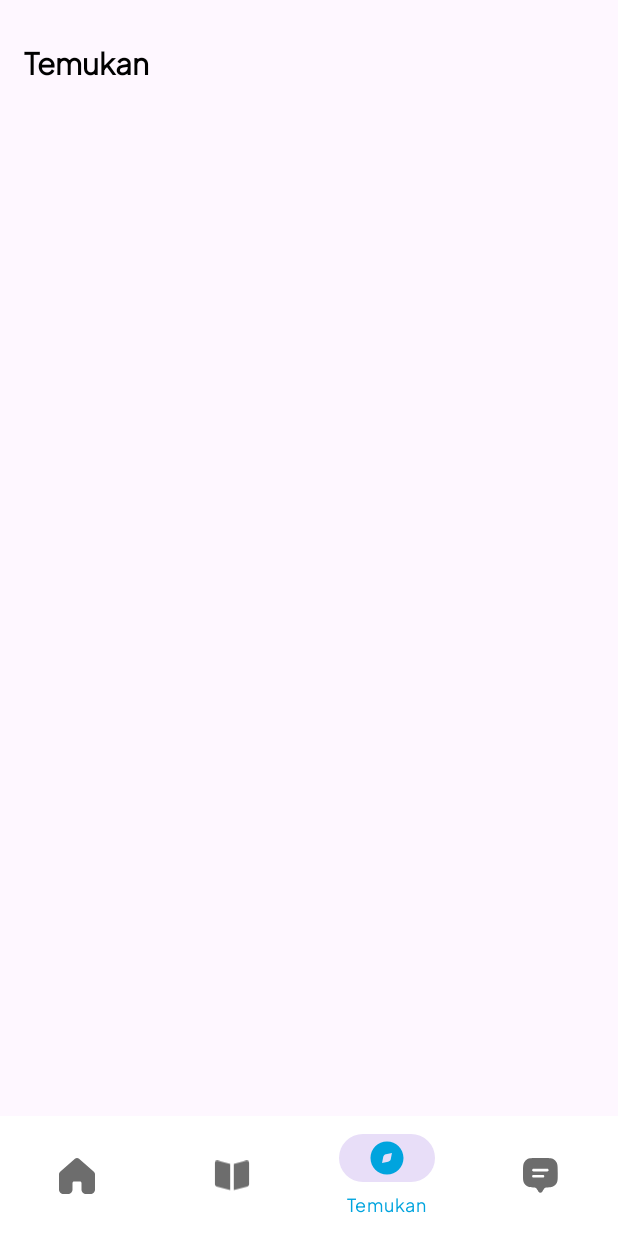
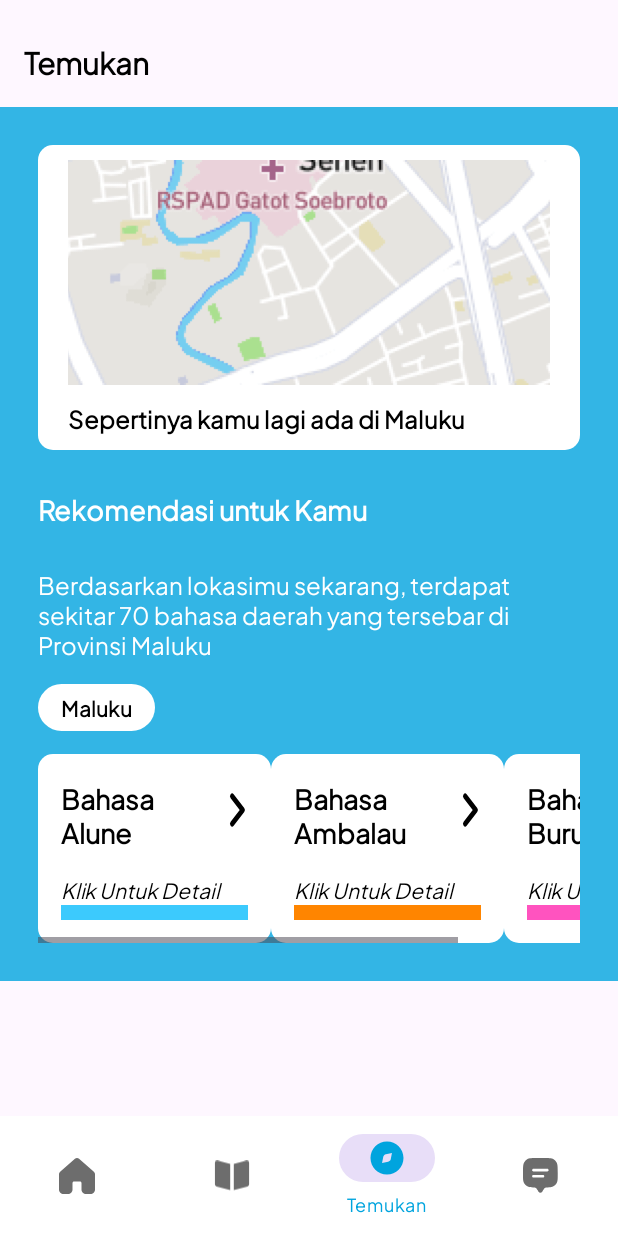
Before and after one commit to Amrin002/Derana, an Android app: the screen it shows after launch (MainActivity), item 3 of the bottom bar chosen, on a phone screen of 412 x 824 dp. Run offline under Robolectric (Android 15) with nearby library versions, the phone set to English and light mode, and no system bars.

Commit message:
blue card done

```diff
--- /dev/null
+++ b/app/src/main/java/com/newderanaindonesia/derana/adapter/AdapterLanguageCard.kt
@@ -0,0 +1,28 @@
+package com.newderanaindonesia.derana.adapter
+
+import android.graphics.Color
+import android.view.LayoutInflater
+import android.view.ViewGroup
+import androidx.recyclerview.widget.RecyclerView
+import com.newderanaindonesia.derana.data.DataLanguageCard
+import com.newderanaindonesia.derana.databinding.ItemBelajarBinding
+import com.newderanaindonesia.derana.databinding.ItemLanguageCardBinding
+
+class AdapterLanguageCard(private val items: List<DataLanguageCard>) : RecyclerView.Adapter<AdapterLanguageCard.ViewLanguageCardHolder>() {
+    class ViewLanguageCardHolder(val binding: ItemLanguageCardBinding) : RecyclerView.ViewHolder(binding.root)
+
+    override fun onCreateViewHolder(parent: ViewGroup, viewType: Int): ViewLanguageCardHolder {
+        val binding = ItemLanguageCardBinding.inflate(LayoutInflater.from(parent.context))
+        return ViewLanguageCardHolder(binding)
+    }
+
+    override fun onBindViewHolder(holder: ViewLanguageCardHolder, position: Int) {
+        val item = items[position]
+        with(holder.binding){
+            languageName.text = item.languageName
+            color.setBackgroundColor(item.color)
+        }
+    }
+
+    override fun getItemCount() = items.size
+}
--- /dev/null
+++ b/app/src/main/java/com/newderanaindonesia/derana/data/DataLanguageCard.kt
@@ -0,0 +1,6 @@
+package com.newderanaindonesia.derana.data
+
+data class DataLanguageCard(
+    val languageName: String,
+    val color: Int
+)
--- a/app/src/main/java/com/newderanaindonesia/derana/fragments/DiscoverFragment.kt
+++ b/app/src/main/java/com/newderanaindonesia/derana/fragments/DiscoverFragment.kt
@@ -1,10 +1,19 @@
 package com.newderanaindonesia.derana.fragments
 
+import android.content.Context
+import android.graphics.Color
+import android.graphics.drawable.GradientDrawable
 import android.os.Bundle
 import androidx.fragment.app.Fragment
 import android.view.LayoutInflater
 import android.view.View
 import android.view.ViewGroup
+import android.widget.FrameLayout
+import androidx.core.content.ContextCompat
+import androidx.recyclerview.widget.LinearLayoutManager
+import androidx.recyclerview.widget.RecyclerView
+import com.newderanaindonesia.derana.adapter.AdapterLanguageCard
+import com.newderanaindonesia.derana.data.DataLanguageCard
 import com.newderanaindonesia.derana.databinding.FragmentDiscoverBinding
 
 class DiscoverFragment : Fragment() {
@@ -12,16 +21,34 @@ class DiscoverFragment : Fragment() {
     private var _binding: FragmentDiscoverBinding? = null
     private val binding get() = _binding!!
 
+
     override fun onCreateView(
         inflater: LayoutInflater, container: ViewGroup?,
         savedInstanceState: Bundle?
+
     ): View? {
         _binding = FragmentDiscoverBinding.inflate(inflater, container, false)
         return binding.root
+    }
+
+    override fun onViewCreated(view: View, savedInstanceState: Bundle?) {
+        super.onViewCreated(view, savedInstanceState)
+        val languageItems = listOf(
+            DataLanguageCard("Bahasa Alune", Color.parseColor("#3CCAFD")),
+            DataLanguageCard("Bahasa Ambalau", Color.parseColor("#FF8500")),
+             DataLanguageCard("Bahasa Buru", Color.parseColor("#FF53BF"))
+        )
+
+        val adapter = AdapterLanguageCard(languageItems)
+        binding.rvLanguage.layoutManager = LinearLayoutManager(requireContext(), LinearLayoutManager.HORIZONTAL, false)
+        binding.rvLanguage.adapter = adapter
+
     }
 
     override fun onDestroyView() {
         super.onDestroyView()
         _binding = null
     }
+
+
 }
--- /dev/null
+++ b/app/src/main/res/drawable/arrowleft_black.xml
@@ -0,0 +1,13 @@
+<vector xmlns:android="http://schemas.android.com/apk/res/android"
+    android:width="40dp"
+    android:height="40dp"
+    android:viewportWidth="26"
+    android:viewportHeight="20">
+    <path
+        android:pathData="M9.167,15.583L13.75,11L9.167,6.417"
+        android:strokeLineJoin="round"
+        android:strokeWidth="1.83333"
+        android:fillColor="#00000000"
+        android:strokeColor="#000000"
+        android:strokeLineCap="round"/>
+</vector>
--- /dev/null
+++ b/app/src/main/res/drawable/button_rounded.xml
@@ -0,0 +1,5 @@
+<?xml version="1.0" encoding="utf-8"?>
+<shape xmlns:android="http://schemas.android.com/apk/res/android">
+    <solid android:color="@android:color/white"/>
+    <corners android:radius="40dp"/>
+</shape>
--- a/app/src/main/res/layout/fragment_discover.xml
+++ b/app/src/main/res/layout/fragment_discover.xml
@@ -1,5 +1,6 @@
 <?xml version="1.0" encoding="utf-8"?>
 <ScrollView xmlns:android="http://schemas.android.com/apk/res/android"
+    xmlns:tools="http://schemas.android.com/tools"
     android:layout_width="match_parent"
     android:layout_height="match_parent">
 
@@ -15,18 +16,94 @@
             android:textStyle="bold"
             android:layout_marginTop="10dp"
             android:padding="16dp"/>
-
+        <!-- BLUE CONTAINER -->
         <FrameLayout
             android:layout_width="match_parent"
             android:layout_height="wrap_content"
-            android:background="@android:color/holo_blue_light">
-
-            <FrameLayout
+            android:background="@android:color/holo_blue_light"
+            android:padding="25dp">
+            <LinearLayout
                 android:layout_width="match_parent"
-                android:layout_height="wrap_content">
+                android:layout_height="wrap_content"
+                android:orientation="vertical">
+                <!-- MAP CONTAINER -->
+                <FrameLayout
+                    android:layout_width="match_parent"
+                    android:layout_height="wrap_content"
+                    android:paddingHorizontal="20dp"
+                    android:paddingVertical="10dp"
+                    android:background="@drawable/all_rounded_background"
+                    tools:ignore="UselessParent">
+                    <LinearLayout
+                        android:layout_width="match_parent"
+                        android:layout_height="wrap_content"
+                        android:orientation="vertical"
+                        tools:ignore="UselessParent">
+                        <ImageView
+                            android:layout_width="match_parent"
+                            android:layout_height="150dp"
+                            android:src="@drawable/basemap"
+                            android:contentDescription="asdasd"
+                            android:scaleType="centerCrop" />
+                        <TextView
+                            android:layout_width="wrap_content"
+                            android:layout_height="wrap_content"
+                            android:text="Sepertinya kamu lagi ada di Maluku"
+                            android:textSize="16sp"
+                            android:textStyle="bold"
+                            android:layout_marginTop="10dp"
+                            android:textColor="@color/black"/>
+                    </LinearLayout>
+                </FrameLayout>
+                <TextView
+                    android:layout_width="match_parent"
+                    android:layout_height="wrap_content"
+                    android:text="Rekomendasi untuk Kamu"
+                    android:textStyle="bold"
+                    android:textSize="18sp"
+                    android:textColor="@color/white"
+                    android:layout_marginVertical="25dp"/>
+                <TextView
+                    android:layout_width="match_parent"
+                    android:layout_height="wrap_content"
+                    android:text="Berdasarkan lokasimu sekarang, terdapat sekitar 70 bahasa daerah yang tersebar di Provinsi Maluku"
+                    android:textStyle="normal"
+                    android:textSize="16sp"
+                    android:textColor="@color/white" />
+                <FrameLayout
+                    android:layout_width="wrap_content"
+                    android:layout_height="wrap_content"
+                    android:paddingVertical="5dp"
+                    android:paddingHorizontal="15dp"
+                    android:background="@drawable/button_rounded"
+                    android:layout_marginVertical="15dp">
+                    <TextView
+                        android:layout_width="match_parent"
+                        android:layout_height="wrap_content"
+                        android:text="Maluku"
+                        android:textStyle="bold"/>
+                </FrameLayout>
 
 
-            </FrameLayout>
+                <!-- LANGUAGE LIST -->
+                <HorizontalScrollView
+                    android:layout_width="match_parent"
+                    android:layout_height="wrap_content">
+                    <LinearLayout
+                        android:layout_width="wrap_content"
+                        android:layout_height="wrap_content"
+                        android:orientation="horizontal">
+
+                        <!-- CARD 1 -->
+                        <androidx.recyclerview.widget.RecyclerView
+                            android:layout_width="wrap_content"
+                            android:layout_height="match_parent"
+                            android:id="@+id/rvLanguage"/>
+
+
+                    </LinearLayout>
+                </HorizontalScrollView>
+            </LinearLayout>
         </FrameLayout>
 
     </LinearLayout>
--- /dev/null
+++ b/app/src/main/res/layout/item_language_card.xml
@@ -0,0 +1,51 @@
+<?xml version="1.0" encoding="utf-8"?>
+<LinearLayout
+    xmlns:android="http://schemas.android.com/apk/res/android"
+    android:layout_width="wrap_content"
+    android:layout_height="wrap_content"
+    android:background="@drawable/all_rounded_background"
+    android:orientation="vertical"
+    android:paddingLeft="15dp"
+    android:paddingVertical="15dp"
+    >
+
+    <LinearLayout
+        android:layout_width="140dp"
+        android:layout_height="wrap_content"
+        android:orientation="horizontal"
+        android:gravity="center_horizontal"
+        android:layout_marginBottom="15dp">
+
+        <TextView
+            android:layout_width="0dp"
+            android:layout_height="wrap_content"
+            android:layout_weight="1"
+            android:id="@+id/languageName"
+            android:text="Bahasa\nAlune"
+            android:textStyle="bold"
+            android:textSize="18sp" />
+
+        <ImageView
+            android:layout_width="wrap_content"
+            android:layout_height="wrap_content"
+            android:src="@drawable/arrowleft_black"
+            android:contentDescription="arrow"
+            android:layout_marginLeft="20dp" />
+    </LinearLayout>
+
+    <TextView
+        android:layout_width="match_parent"
+        android:layout_height="wrap_content"
+        android:text="Klik Untuk Detail"
+        android:textStyle="italic"
+        android:paddingRight="15dp"/>
+
+    <FrameLayout
+        android:layout_width="match_parent"
+        android:layout_height="10dp"
+        android:layout_marginRight="15dp"
+        android:background="#FF5733"
+        android:id="@+id/color"
+
+        />
+</LinearLayout>
```
Also changed, not shown: app/src/main/res/drawable/basemap.png (added).
